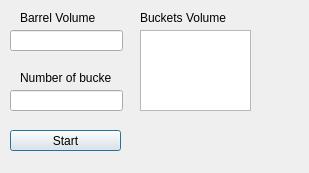
Old version of the form GreedyAlgorithm/greedyalg.ui in the repository dionisiyKD/ADS-Final-Project.
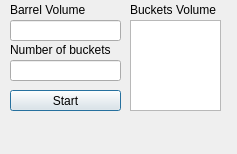
New version of the form.

What changed in the file:
```diff
--- a/GreedyAlgorithm/greedyalg.ui
+++ b/GreedyAlgorithm/greedyalg.ui
@@ -6,8 +6,8 @@
    <rect>
     <x>0</x>
     <y>0</y>
-    <width>309</width>
-    <height>173</height>
+    <width>237</width>
+    <height>154</height>
    </rect>
   </property>
   <property name="windowTitle">
@@ -17,7 +17,7 @@
    <property name="geometry">
     <rect>
      <x>10</x>
-     <y>130</y>
+     <y>90</y>
      <width>111</width>
      <height>21</height>
     </rect>
@@ -30,8 +30,8 @@
    <property name="geometry">
     <rect>
      <x>10</x>
-     <y>30</y>
-     <width>113</width>
+     <y>20</y>
+     <width>111</width>
      <height>21</height>
     </rect>
    </property>
@@ -40,8 +40,8 @@
    <property name="geometry">
     <rect>
      <x>10</x>
-     <y>90</y>
-     <width>113</width>
+     <y>60</y>
+     <width>111</width>
      <height>21</height>
     </rect>
    </property>
@@ -49,10 +49,10 @@
   <widget class="QLabel" name="BarrelVolumelabel">
    <property name="geometry">
     <rect>
-     <x>20</x>
-     <y>10</y>
-     <width>81</width>
-     <height>16</height>
+     <x>10</x>
+     <y>0</y>
+     <width>91</width>
+     <height>20</height>
     </rect>
    </property>
    <property name="text">
@@ -62,10 +62,10 @@
   <widget class="QLabel" name="NumberBucketslabel">
    <property name="geometry">
     <rect>
-     <x>20</x>
-     <y>70</y>
-     <width>91</width>
-     <height>16</height>
+     <x>10</x>
+     <y>40</y>
+     <width>101</width>
+     <height>20</height>
     </rect>
    </property>
    <property name="text">
@@ -75,20 +75,20 @@
   <widget class="QTextEdit" name="BucketsVolumeEdit">
    <property name="geometry">
     <rect>
-     <x>140</x>
-     <y>30</y>
-     <width>111</width>
-     <height>81</height>
+     <x>130</x>
+     <y>20</y>
+     <width>91</width>
+     <height>91</height>
     </rect>
    </property>
   </widget>
   <widget class="QLabel" name="BucketsVolumelabel">
    <property name="geometry">
     <rect>
-     <x>140</x>
-     <y>10</y>
+     <x>130</x>
+     <y>0</y>
      <width>91</width>
-     <height>16</height>
+     <height>20</height>
     </rect>
    </property>
    <property name="text">
@@ -98,9 +98,9 @@
   <widget class="QLabel" name="AnswearLabel">
    <property name="geometry">
     <rect>
-     <x>150</x>
-     <y>130</y>
-     <width>131</width>
+     <x>10</x>
+     <y>120</y>
+     <width>211</width>
      <height>21</height>
     </rect>
    </property>
```
